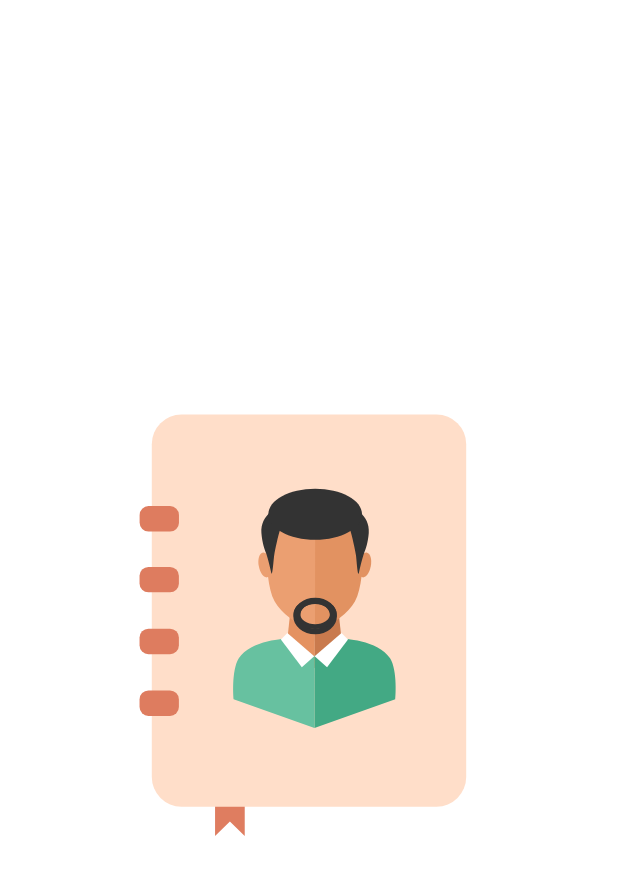
After one commit to Riz3nd/prueba_tecnica_kotlin, an Android app: the layout activity_splash_screen.xml on its own in the app's theme, with its tools: preview values and no code run, on a phone screen of 412 x 824 dp. The commit adds this screen. Shown: the top 875 px of the screen. Run offline under Robolectric (Android 15) with nearby library versions, the light colour scheme and no system bars; network calls fail.

Commit message:
Implementación - SearchView, SplashScreen y Animaciones
- Se agrega la librería de lottie y las animaciones del splash screen y alerta de conexión.
- Se agrega una ActionBar con un SearchView para filtrar los usuarios.
- Se agrega la clase Utils que contiene métodos para verificar conexión a internet y obtener las primeras 3 letras de un string.

```diff
--- a/app/build.gradle
+++ b/app/build.gradle
@@ -46,6 +46,7 @@ dependencies {
     implementation "com.squareup.retrofit2:retrofit:2.9.0"
     implementation "com.squareup.retrofit2:converter-gson:2.9.0"
     implementation 'org.jetbrains.kotlinx:kotlinx-coroutines-android:1.3.6'
+    implementation "com.airbnb.android:lottie:5.2.0"
     testImplementation 'junit:junit:4.13.2'
     androidTestImplementation 'androidx.test.ext:junit:1.1.5'
     androidTestImplementation 'androidx.test.espresso:espresso-core:3.5.1'
--- a/app/src/main/java/com/example/prueba_tecnica_kotlin/core/RetrofitHelper.kt
+++ b/app/src/main/java/com/example/prueba_tecnica_kotlin/core/RetrofitClient.kt
@@ -3,8 +3,8 @@ package com.example.prueba_tecnica_kotlin.core
 import retrofit2.Retrofit
 import retrofit2.converter.gson.GsonConverterFactory
 
-object RetrofitHelper {
-    fun getRetrofit(): Retrofit{
+object RetrofitClient {
+    fun getClient(): Retrofit{
         return Retrofit.Builder()
             .baseUrl("https://jsonplaceholder.typicode.com")
             .addConverterFactory(GsonConverterFactory.create())
--- a/app/src/main/java/com/example/prueba_tecnica_kotlin/data/network/UserService.kt
+++ b/app/src/main/java/com/example/prueba_tecnica_kotlin/data/network/UserService.kt
@@ -1,13 +1,13 @@
 package com.example.prueba_tecnica_kotlin.data.network
 
-import com.example.prueba_tecnica_kotlin.core.RetrofitHelper
+import com.example.prueba_tecnica_kotlin.core.RetrofitClient
 import com.google.gson.JsonArray
 import kotlinx.coroutines.Dispatchers
 import kotlinx.coroutines.withContext
 import retrofit2.Response
 
 class UserService {
-    private val retrofit = RetrofitHelper.getRetrofit()
+    private val retrofit = RetrofitClient.getClient()
 
     suspend fun getUser(): JsonArray {
         return withContext(Dispatchers.IO){
--- /dev/null
+++ b/app/src/main/res/layout/activity_splash_screen.xml
@@ -0,0 +1,22 @@
+<?xml version="1.0" encoding="utf-8"?>
+<androidx.constraintlayout.widget.ConstraintLayout xmlns:android="http://schemas.android.com/apk/res/android"
+    xmlns:tools="http://schemas.android.com/tools"
+    android:layout_width="match_parent"
+    android:layout_height="match_parent"
+    xmlns:app="http://schemas.android.com/apk/res-auto"
+    tools:context=".ui.view.SplashScreen">
+
+    <com.airbnb.lottie.LottieAnimationView
+        android:layout_weight="1"
+        app:lottie_rawRes="@raw/splash"
+        app:lottie_loop="true"
+        app:lottie_autoPlay="true"
+        android:gravity="center"
+        app:layout_constraintBottom_toBottomOf="parent"
+        app:layout_constraintEnd_toEndOf="parent"
+        app:layout_constraintStart_toStartOf="parent"
+        app:layout_constraintTop_toTopOf="parent"
+        android:layout_width="match_parent"
+        android:layout_height="match_parent" />
+
+</androidx.constraintlayout.widget.ConstraintLayout>
```
Also changed, not shown: app/src/main/AndroidManifest.xml (+8 -2 lines), app/src/main/java/com/example/prueba_tecnica_kotlin/ui/view/MainActivity.kt (+52 -8 lines), app/src/main/java/com/example/prueba_tecnica_kotlin/ui/view/SplashScreen.kt (added, +23 -0 lines), app/src/main/java/com/example/prueba_tecnica_kotlin/ui/view/UsersAdapter.kt (+28 -2 lines), app/src/main/java/com/example/prueba_tecnica_kotlin/utils/Utils.kt (+21 -0 lines), app/src/main/res/layout/activity_main.xml (+36 -0 lines).
